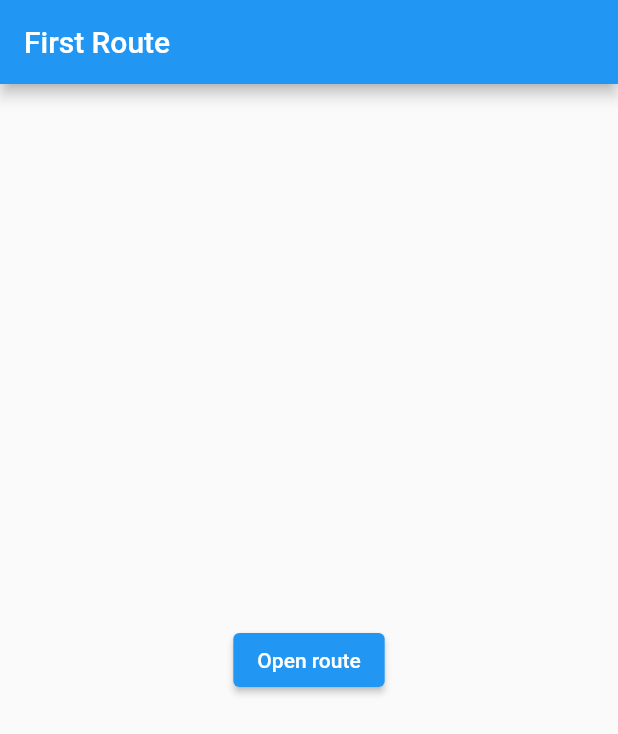
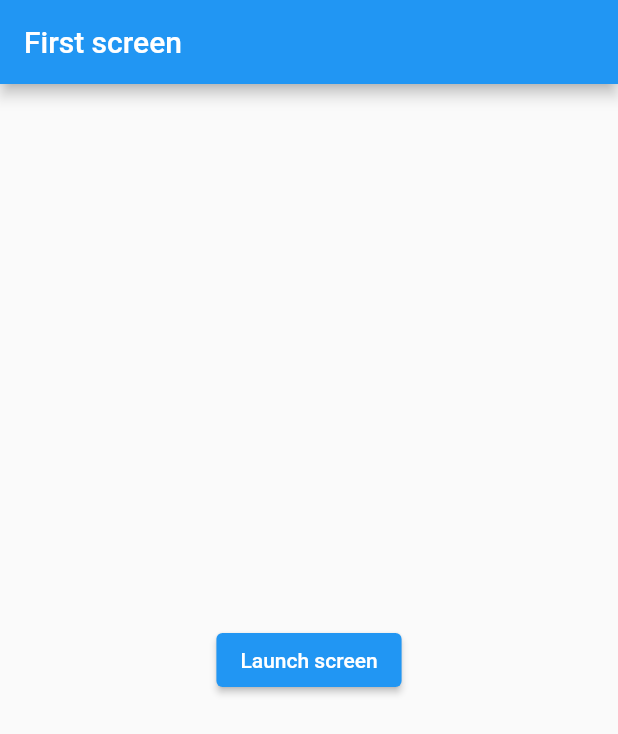
Before and after one commit to chimichi004/cookbook_flutter, a Flutter app: the screen it shows after launch, on a phone screen of 412 x 824 dp. Shown: the top 734 px of the screen. Run offline on Flutter 3.47's test engine with Material 2 defaults, Android fonts, the phone set to English and light mode, and no system bars; our stand-ins replace cached_network_image, google_fonts, sentry, transparent_image.

Commit message:
Navigate with named routes

```diff
--- a/lib/main.dart
+++ b/lib/main.dart
@@ -42,7 +42,9 @@ import 'package:google_fonts/google_fonts.dart';
 
 /*Navigation */
 // import 'navigation/nav_hero/main_screen.dart';
-import 'navigation/nav_routes/first_route.dart';
+//import 'navigation/nav_routes/first_route.dart';
+import 'navigation/nav_name_routes/firstscreen.dart';
+import 'navigation/nav_name_routes/secondscreem.dart';
 
 main() {
   // runApp(MaterialApp(
@@ -83,7 +85,16 @@ class MyApp extends StatelessWidget {
     //SAMPLE ANIMATE NAVIGATE
     return MaterialApp(
       title: 'Navigation Basics',
-      home: FirstRoute(),
+      //home: FirstRoute(), //Comment this if using NavigationRoutes
+      // Start the app with the "/" named route. In this case, the app starts
+      // on the FirstScreen widget.
+      initialRoute: '/',
+      routes: {
+        // When navigating to the "/" route, build the FirstScreen widget.
+        '/': (context) => FirstScreen(),
+        // When navigating to the "/second" route, build the SecondScreen widget.
+        '/second': (context) => SecondScreen(),
+      },
     );
   }
 }
--- /dev/null
+++ b/lib/navigation/nav_name_routes/firstscreen.dart
@@ -0,0 +1,23 @@
+// https://flutter.dev/docs/cookbook/navigation/named-routes
+
+import 'package:flutter/material.dart';
+
+class FirstScreen extends StatelessWidget {
+  @override
+  Widget build(BuildContext context) {
+    return Scaffold(
+      appBar: AppBar(
+        title: Text('First screen'),
+      ),
+      body: Center(
+        child: ElevatedButton(
+          child: Text('Launch screen'),
+          onPressed: () {
+            // Navigate to the second screen using a named route.
+            Navigator.pushNamed(context, '/second');
+          },
+        ),
+      ),
+    );
+  }
+}
```
Also changed, not shown: lib/navigation/nav_name_routes/secondscreem.dart (added, +24 -0 lines).
